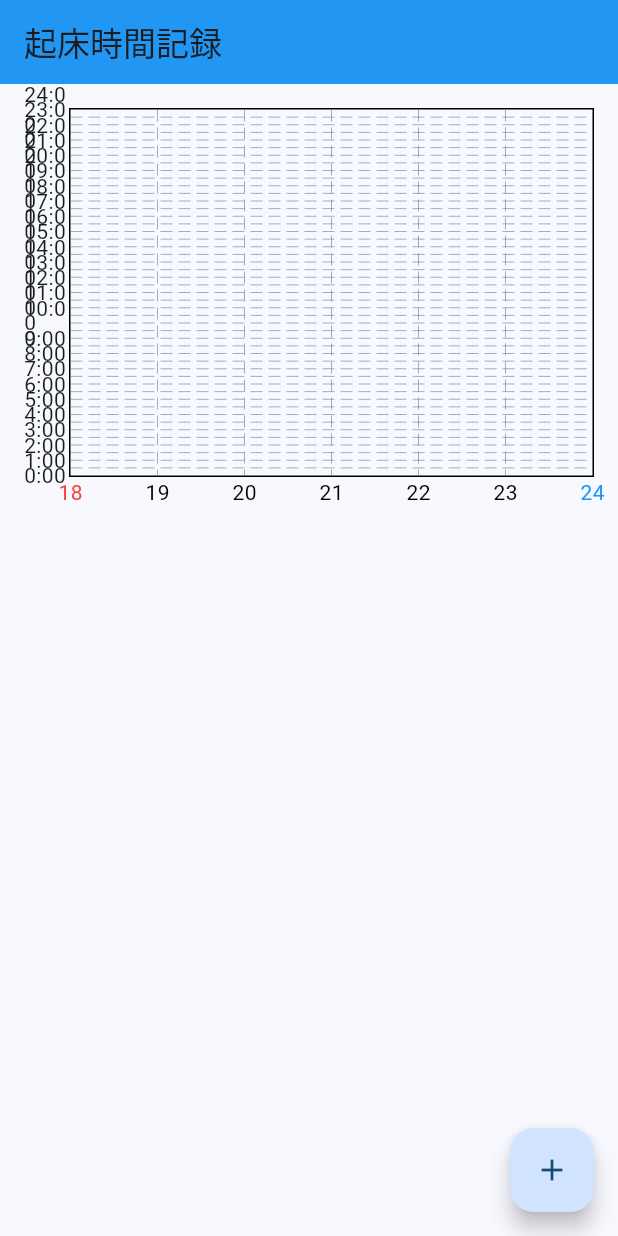
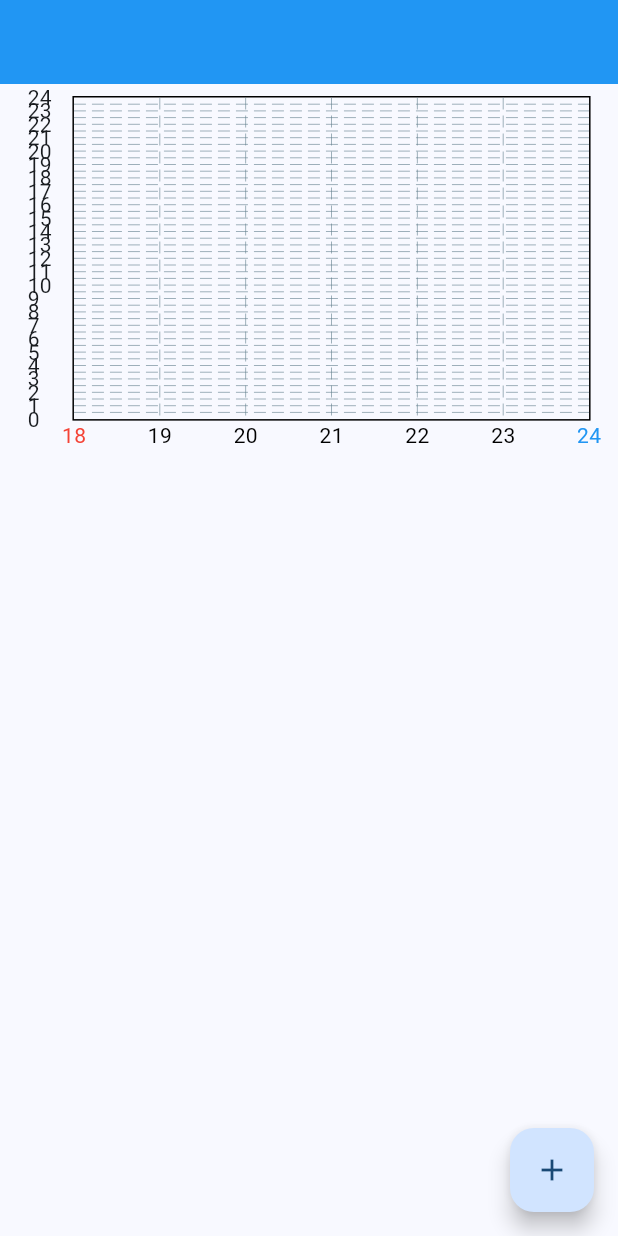
Before and after one commit to hid3h/ohamoni_ios, a Flutter app: the screen it shows after launch, on a phone screen of 412 x 824 dp. Run offline on Flutter 3.47's test engine with Material 3 defaults, Android fonts, the phone set to English and light mode, and no system bars; drawn by our look-alikes of fl_chart; our stand-ins replace flutter_datetime_picker_plus, shared_preferences.

Commit message:
もろもろ

```diff
--- a/lib/home_screen.dart
+++ b/lib/home_screen.dart
@@ -109,17 +109,19 @@ class _WakeUpTimerPageState extends State<HomeScreen> {
     Intl.defaultLocale = Localizations.localeOf(context).toString();
     final (minY, maxY) = _getYAxisRange();
     debugPrint('Y軸の範囲: ($minY, $maxY)');
+    final screenWidth = MediaQuery.of(context).size.width;
+
     return Scaffold(
       appBar: AppBar(
-        title: const Text('起床時間記録'),
         backgroundColor: Colors.blue,
       ),
       body: Column(
         children: [
           SizedBox(
-            height: 300,
+            width: screenWidth * 0.95,
+            height: screenWidth * 0.95 * 0.65,
             child: Padding(
-              padding: const EdgeInsets.all(16.0),
+              padding: const EdgeInsets.all(8.0),
               child: LineChart(
                 LineChartData(
                   gridData: const FlGridData(
@@ -149,7 +151,7 @@ class _WakeUpTimerPageState extends State<HomeScreen> {
                         interval: 60, // 1時間ごとにタイトルを表示,
                         getTitlesWidget: (value, meta) {
                           int hours = (value ~/ 60).toInt();
-                          return Text('$hours:00');
+                          return Text('$hours');
                         },
                         reservedSize: 30,
                       ),
@@ -182,13 +184,15 @@ class _WakeUpTimerPageState extends State<HomeScreen> {
                         // reservedSize: 30,
                       ),
                     ),
-                    topTitles:
-                        AxisTitles(sideTitles: SideTitles(showTitles: false)),
-                    rightTitles:
-                        AxisTitles(sideTitles: SideTitles(showTitles: false)),
+                    topTitles: const AxisTitles(
+                        sideTitles: SideTitles(showTitles: false)),
+                    rightTitles: const AxisTitles(
+                        sideTitles: SideTitles(showTitles: false)),
                   ),
                   borderData: FlBorderData(show: true),
-                  minX: 0,
+                  // タッチ操作時の設定
+                  lineTouchData:
+                      const LineTouchData(handleBuiltInTouches: false),
                   maxX: 6,
                   minY: minY,
                   maxY: maxY,
@@ -197,17 +201,17 @@ class _WakeUpTimerPageState extends State<HomeScreen> {
                       spots: _getChartData(),
                       isCurved: false,
                       color: Colors.orange,
-                      dotData: FlDotData(
-                        show: true,
-                        getDotPainter: (spot, percent, barData, index) {
-                          return FlDotCirclePainter(
-                            radius: 6,
-                            color: Colors.orange,
-                            strokeWidth: 2,
-                            strokeColor: Colors.white,
-                          );
-                        },
-                      ),
+                      // dotData: FlDotData(
+                      //   show: true,
+                      //   getDotPainter: (spot, percent, barData, index) {
+                      //     return FlDotCirclePainter(
+                      //       radius: 6,
+                      //       color: Colors.orange,
+                      //       strokeWidth: 2,
+                      //       strokeColor: Colors.white,
+                      //     );
+                      //   },
+                      // ),
                       belowBarData: BarAreaData(show: false),
                     ),
                   ],
```
